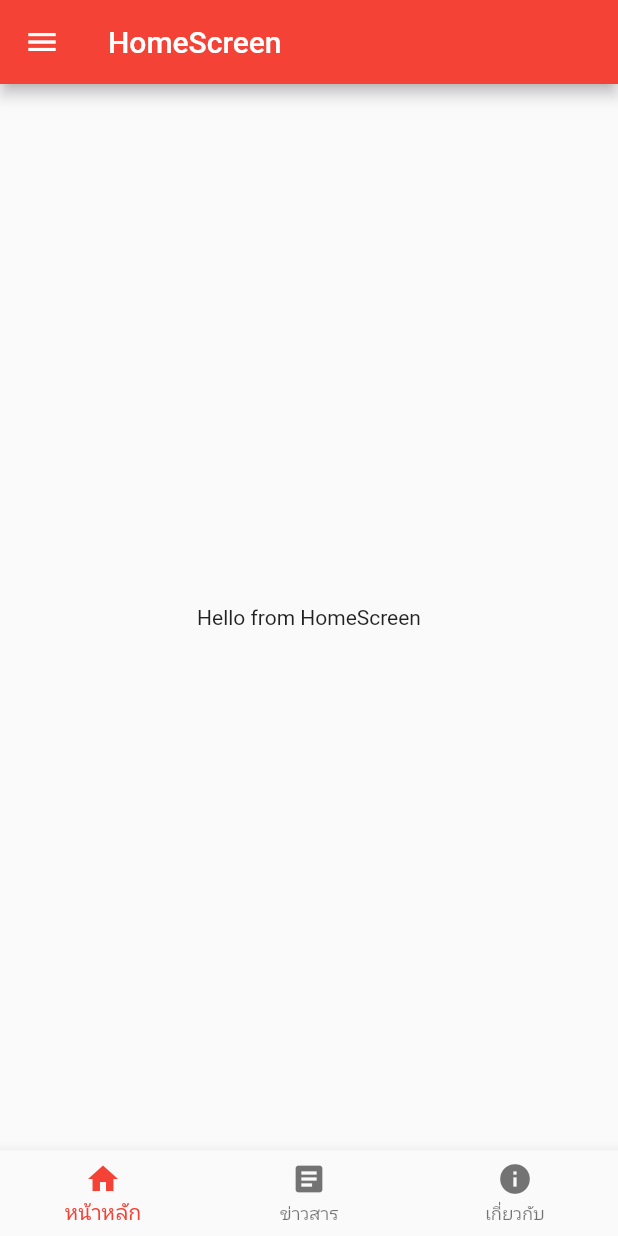
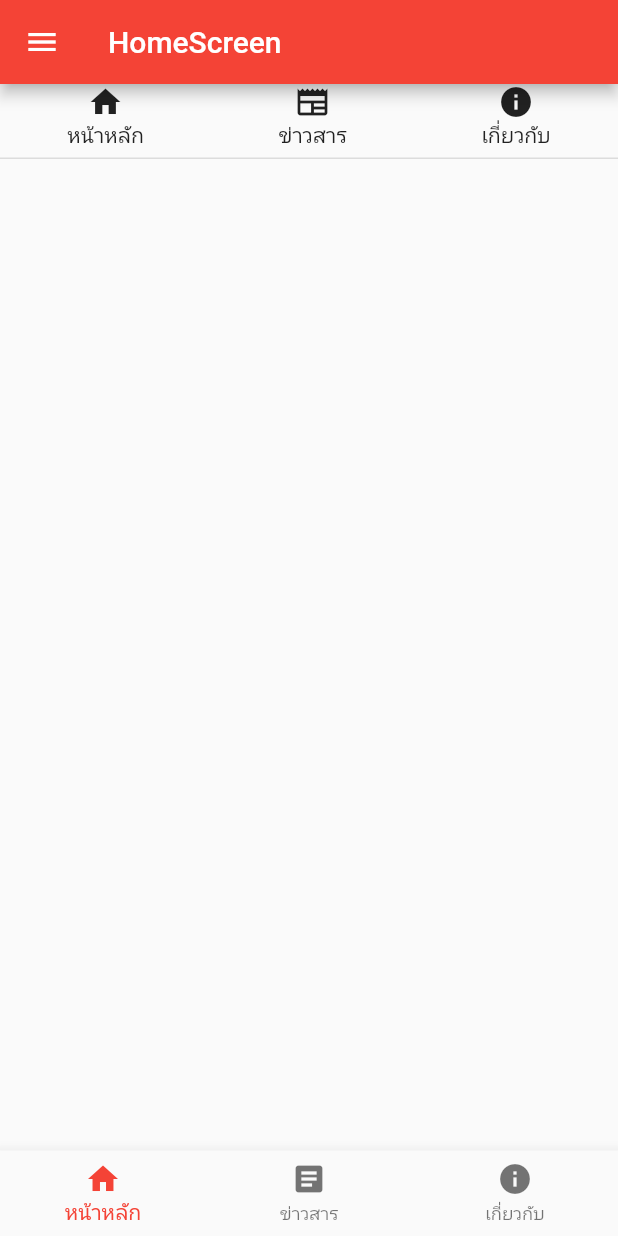
Before and after one commit to DevermindZ/projec1, a Flutter app: the screen it shows after launch, on a phone screen of 412 x 824 dp. Run offline on Flutter 3.47's test engine with Material 2 defaults, Android fonts, the phone set to English and light mode, and no system bars.

Commit message:
HomeScreen3

```diff
--- a/lib/hom_screen.dart
+++ b/lib/hom_screen.dart
@@ -14,9 +14,52 @@ class _MywidgetState extends State<HomeScreen> {
       appBar: AppBar(
         title: const Text("HomeScreen"),
       ),
-      drawer: Drawer(),
-      body: const Center(
-        child: Text("Hello from HomeScreen"),
+
+      drawer: const Drawer(),
+      body: Container(
+
+        child: Container(
+            decoration: BoxDecoration(
+              border: Border(
+                bottom: BorderSide(
+                  color: Colors.black12,
+              ),
+            ),
+          ),
+          height: 50,
+          child: Row(
+            mainAxisAlignment: MainAxisAlignment.spaceAround,
+          crossAxisAlignment: CrossAxisAlignment.center,
+          children: [
+            Column(
+              crossAxisAlignment: CrossAxisAlignment.center,
+              children: [
+                Icon(Icons.home),
+                Text("หน้าหลัก"),
+              ],
+            ),
+            Column(
+              crossAxisAlignment: CrossAxisAlignment.center,
+              children: [
+                Icon(Icons.newspaper),
+                Text("ข่าวสาร"),
+              ],
+            ),
+            Column(
+              crossAxisAlignment: CrossAxisAlignment.center,
+              children: [
+                Icon(Icons.info),
+                Text("เกี่ยวกับ"),
+              ],
+            ),
+          ],
+          ),
+        )
+
+
+
+
+
       ),
       bottomNavigationBar: BottomNavigationBar(items: const [
         BottomNavigationBarItem(icon: Icon(Icons.home), label: "หน้าหลัก"),
```
